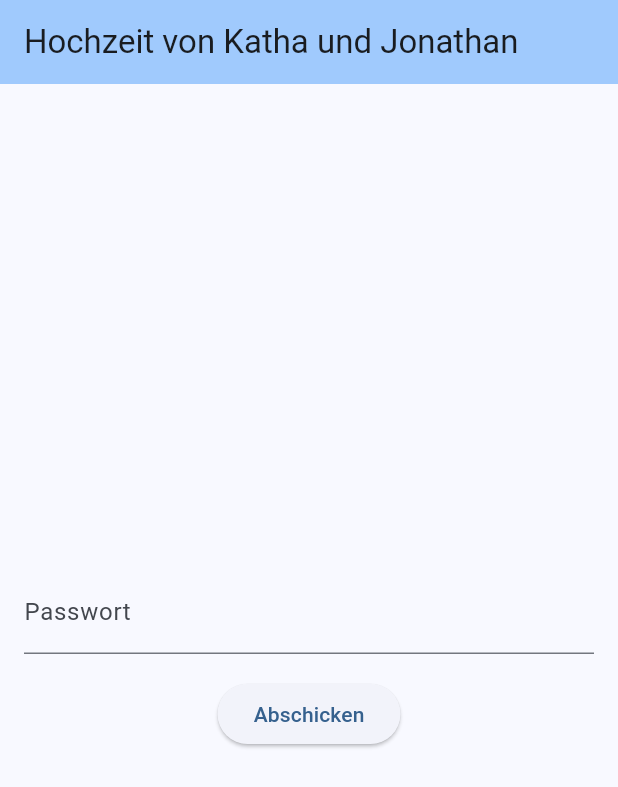
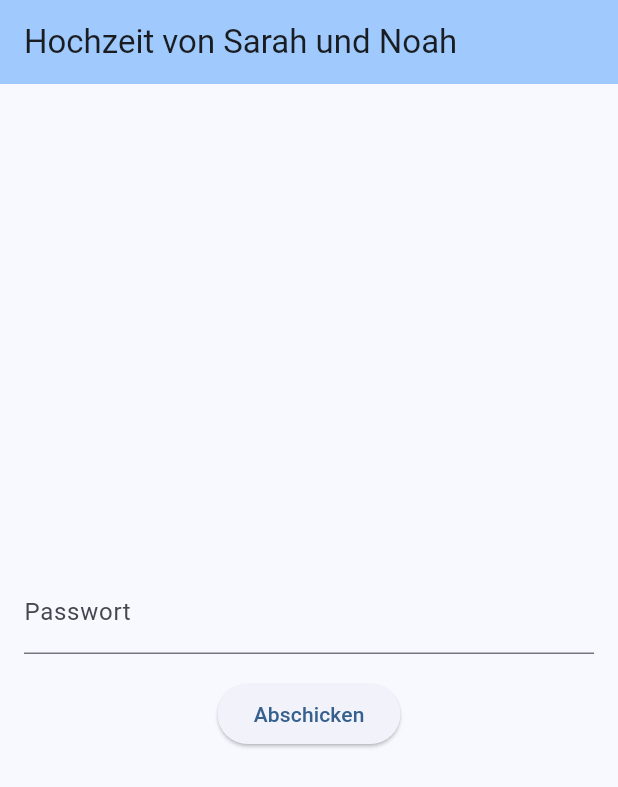
Before and after one commit to jherrma/weddingform, a Flutter app: the screen it shows after launch, on a phone screen of 412 x 824 dp. Shown: the top 787 px of the screen. Run offline on Flutter 3.47's test engine with Material 3 defaults, Android fonts, the phone set to English and light mode, and no system bars.

Commit message:
Fix headlines

```diff
--- a/webapp/lib/main.dart
+++ b/webapp/lib/main.dart
@@ -13,12 +13,12 @@ class WeddingFormApp extends StatelessWidget {
   @override
   Widget build(BuildContext context) {
     return MaterialApp(
-      title: 'Hochzeit von Katha und Jonathan',
+      title: 'Hochzeit von Sarah und Noah',
       theme: ThemeData(
         colorScheme: ColorScheme.fromSeed(seedColor: Colors.blue),
         useMaterial3: true,
       ),
-      home: const WeddingFormHomePage(title: 'Hochzeit von Katha und Jonathan'),
+      home: const WeddingFormHomePage(title: 'Hochzeit von Sarah und Noah'),
     );
   }
 }
```
